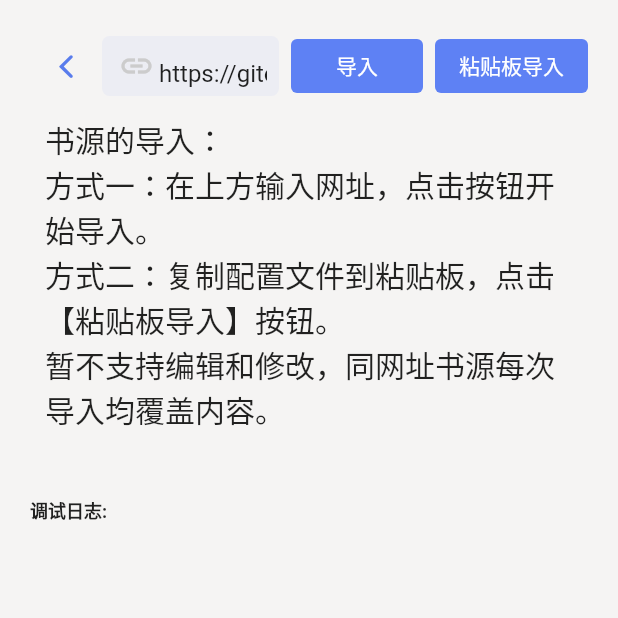
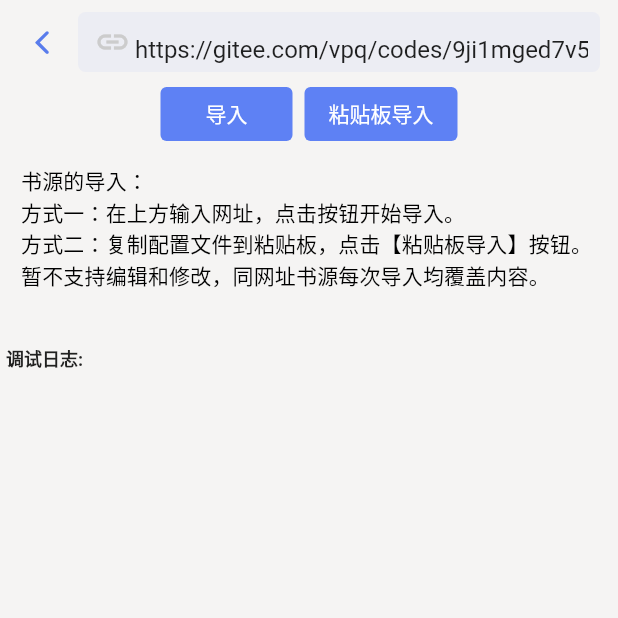
Before and after one commit to huage2580/yuedu_hd, a Flutter app: the PageSourceAdd screen opened directly, on a phone screen of 412 x 824 dp, the top half of it. Run offline on Flutter 3.47's test engine with Material 2 defaults, Android fonts, the light colour scheme and no system bars; our stand-ins replace bot_toast, dio, flutter_colorpicker, sqflite, sqflite_common_ffi, waterfall_flow; missing offline and left inert: draggable_scrollbar, gbk_codec, worker_manager, yuedu_parser; accounts and stored records are empty.

Commit message:
竖屏支持-书源管理

```diff
--- a/lib/ui/book_source/page_source_add.dart
+++ b/lib/ui/book_source/page_source_add.dart
@@ -16,6 +16,9 @@ class _PageSourceAddState extends State<PageSourceAdd> {
   bool showLoading = false;
   String _log='';
   TextEditingController _textEditingController;
+  var isLandscape = false;
+
+
   @override
   void initState() {
     super.initState();
@@ -26,11 +29,13 @@ class _PageSourceAddState extends State<PageSourceAdd> {
   @override
   Widget build(BuildContext context) {
     ThemeData theme = Theme.of(context);
+    isLandscape = MediaQuery.of(context).orientation == Orientation.landscape;
     return Scaffold(
       resizeToAvoidBottomPadding: false,
       resizeToAvoidBottomInset: false,
       body: Container(
-        padding: EdgeInsets.all(20),
+        child: Container(
+          padding: EdgeInsets.all(isLandscape?20:4),
           child: Column(
             mainAxisAlignment: MainAxisAlignment.start,
             crossAxisAlignment: CrossAxisAlignment.start,
@@ -42,6 +47,50 @@ class _PageSourceAddState extends State<PageSourceAdd> {
                   }),
                   Expanded(child: _buildSearch(theme),),
                   HSpace(8),
+                  if(isLandscape)
+                    _buildBtnLayout(theme),
+
+                ],
+              ),
+              if(!isLandscape)
+                Center(child: _buildBtnLayout(theme)),
+              Expanded(
+                child: CupertinoScrollbar(
+                  child: SingleChildScrollView(
+                    child: Column(
+                      mainAxisAlignment: MainAxisAlignment.start,
+                      crossAxisAlignment: CrossAxisAlignment.start,
+                      children: [
+                        Padding(
+                          padding: const EdgeInsets.all(10.0),
+                          child: Text('''
+书源的导入：
+方式一：在上方输入网址，点击按钮开始导入。
+方式二：复制配置文件到粘贴板，点击【粘贴板导入】按钮。
+暂不支持编辑和修改，同网址书源每次导入均覆盖内容。
+                          ''',style: isLandscape?theme.textTheme.headline6:theme.textTheme.subtitle2,),
+                        ),
+                        VSpace(10),
+                        Text('调试日志:',style: TextStyle(fontWeight: FontWeight.bold,fontSize: 12),),
+                        VSpace(10),
+                        Text(_log),
+
+                      ],
+                    ),
+                  ),
+                ),
+              ),
+            ],
+          ),
+        ),
+      ),
+    );
+  }
+
+  Widget _buildBtnLayout(ThemeData theme){
+    return Row(
+      mainAxisSize: MainAxisSize.min,
+      children: [
         FlatButton(onPressed: (){
           _fromNetWork();
         },
@@ -57,30 +106,7 @@ class _PageSourceAddState extends State<PageSourceAdd> {
           color: theme.primaryColorDark,
           shape:RoundedRectangleBorder(borderRadius: BorderRadius.circular(4.0)),
         ),
-
       ],
-            ),
-            Padding(
-              padding: const EdgeInsets.all(10.0),
-              child: Text('''
-书源的导入：
-方式一：在上方输入网址，点击按钮开始导入。
-方式二：复制配置文件到粘贴板，点击【粘贴板导入】按钮。
-暂不支持编辑和修改，同网址书源每次导入均覆盖内容。
-              ''',style: theme.textTheme.headline6,),
-            ),
-            VSpace(10),
-            Text('调试日志:',style: TextStyle(fontWeight: FontWeight.bold,fontSize: 12),),
-            VSpace(10),
-            Expanded(
-                child: SingleChildScrollView(
-                  child: Text(_log),
-                ),
-            ),
-
-          ],
-        ),
-      ),
     );
   }
 
```
Also changed, not shown: lib/ui/book_source/page_source_list.dart (+15 -2 lines). Lines whose indentation alone changed are shown as unchanged.
